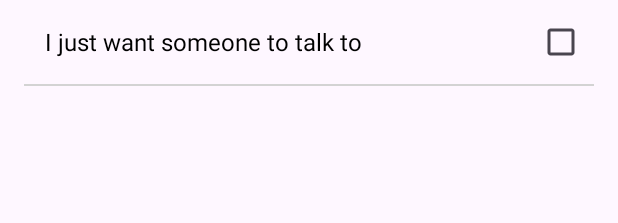
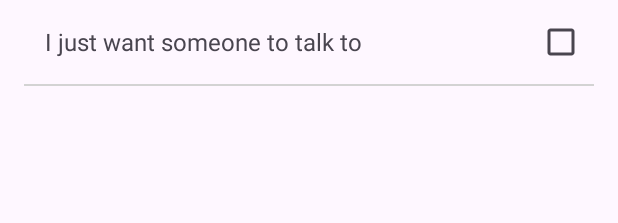
Before and after one commit to th3kumar/mimblu_assignment, an Android app: the layout item_symptom.xml on its own in the app's theme, with its tools: preview values and no code run, on a phone screen of 412 x 824 dp. Shown: the top 223 px of the screen. Run offline under Robolectric (Android 15) with nearby library versions, the phone set to English and light mode, and no system bars.

Commit message:
dark_mode optimized

```diff
--- a/app/src/main/res/layout/item_symptom.xml
+++ b/app/src/main/res/layout/item_symptom.xml
@@ -29,7 +29,6 @@
             android:layout_marginStart="16dp"
             android:layout_weight="1"
             android:text="I just want someone to talk to"
-            android:textColor="@android:color/black"
             android:textSize="16sp" />
 
         <CheckBox
--- a/app/src/main/res/values-night/themes.xml
+++ b/app/src/main/res/values-night/themes.xml
@@ -2,6 +2,6 @@
     <!-- Base application theme. -->
     <style name="Base.Theme.Mimblu_assignment" parent="Theme.Material3.DayNight.NoActionBar">
         <!-- Customize your dark theme here. -->
-        <!-- <item name="colorPrimary">@color/my_dark_primary</item> -->
+         <item name="colorPrimary">@color/orange</item>
     </style>
 </resources>
```
Also changed, not shown: 2 other files.
